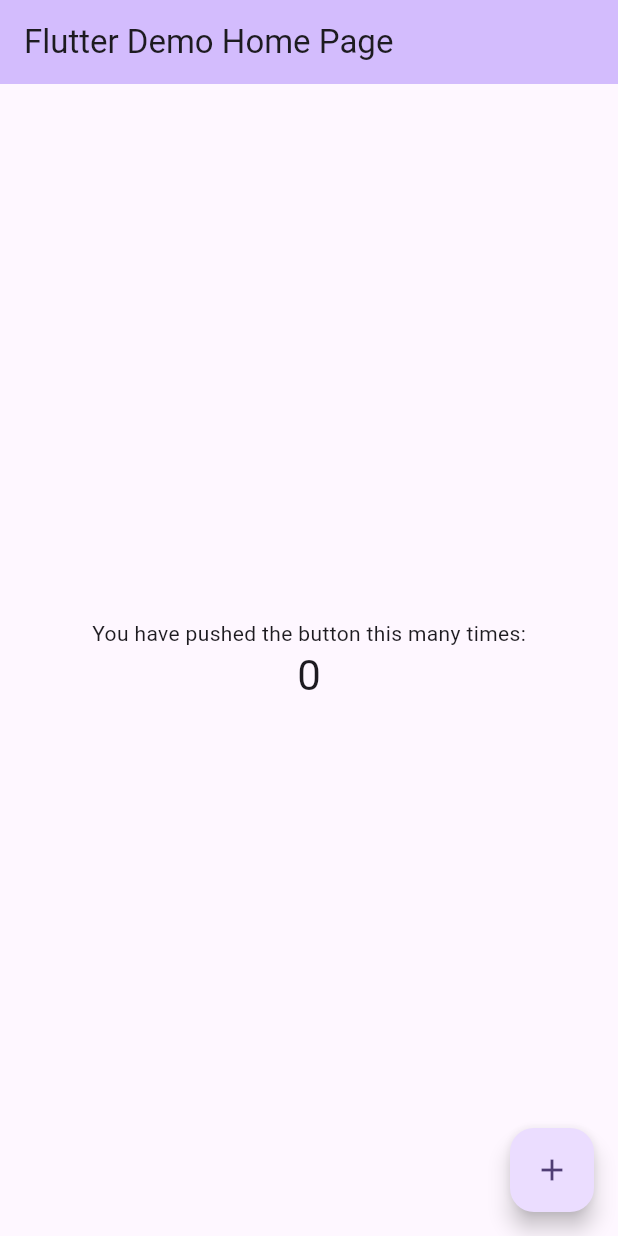
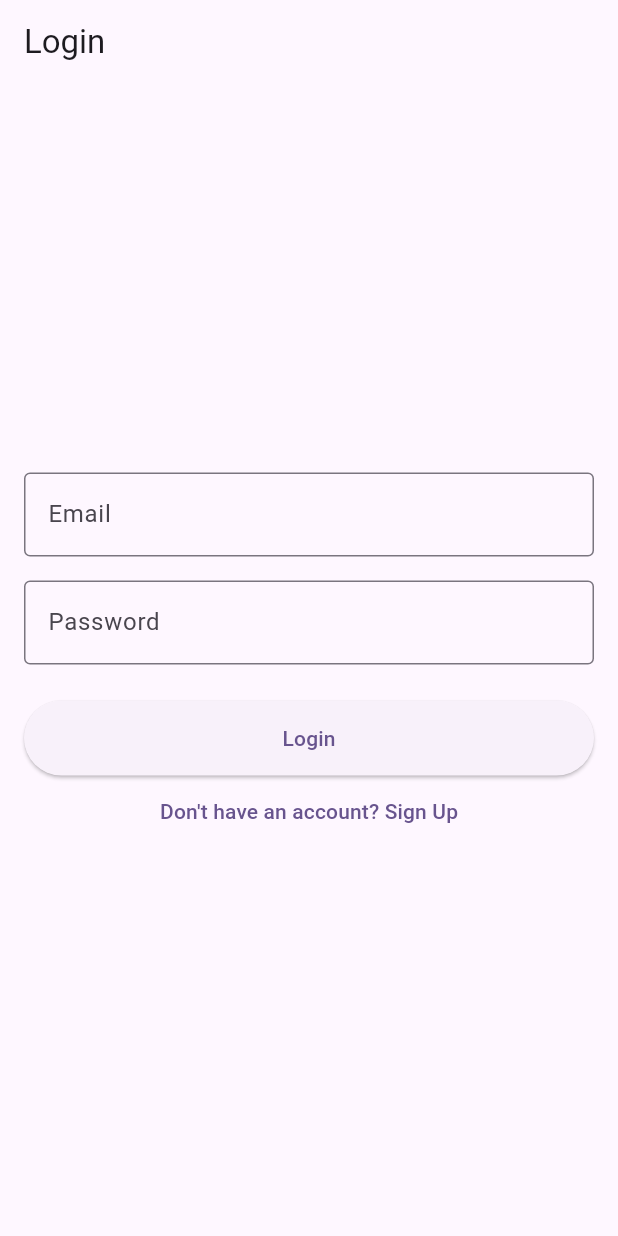
Before and after one commit to mightasides0x/firestore_prototype_v1, a Flutter app: the screen it shows after launch, on a phone screen of 412 x 824 dp. Run offline on Flutter 3.47's test engine with Material 3 defaults, Android fonts, the light colour scheme and no system bars; our stand-ins replace cloud_firestore, equatable, firebase_auth, firebase_core, flutter_bloc; accounts and stored records are empty.

Commit message:
Integrate Firebase services and enhance authentication flow. Added Firebase Core, Auth, and Firestore dependencies. Implemented logging and state management with Flutter Bloc. Updated project configuration for FlutterFire integration. Enhanced PRD with email verification features.

```diff
--- a/analysis_options.yaml
+++ b/analysis_options.yaml
@@ -7,6 +7,9 @@
 
 # The following line activates a set of recommended lints for Flutter apps,
 # packages, and plugins designed to encourage good coding practices.
+analyzer:
+  errors:
+    avoid_print: ignore
 include: package:flutter_lints/flutter.yaml
 
 linter:
--- /dev/null
+++ b/lib/features/auth/data/repositories/auth_repository_impl.dart
@@ -0,0 +1,101 @@
+import 'package:cloud_firestore/cloud_firestore.dart';
+import 'package:firebase_auth/firebase_auth.dart' as firebase_auth;
+import 'package:firestore_prototype_v1/features/auth/domain/repositories/auth_repository.dart';
+import 'package:logging/logging.dart'; // Import logging
+
+class AuthRepositoryImpl implements AuthRepository {
+  // Add logger
+  static final _log = Logger('AuthRepositoryImpl');
+
+  final firebase_auth.FirebaseAuth _firebaseAuth;
+  final FirebaseFirestore _firestore;
+
+  AuthRepositoryImpl({
+    firebase_auth.FirebaseAuth? firebaseAuth,
+    FirebaseFirestore? firestore,
+  })  : _firebaseAuth = firebaseAuth ?? firebase_auth.FirebaseAuth.instance,
+        _firestore = firestore ?? FirebaseFirestore.instance;
+
+  @override
+  Stream<firebase_auth.User?> get user {
+    return _firebaseAuth.authStateChanges();
+  }
+
+  @override
+  Future<void> signUp({
+    required String email,
+    required String password,
+  }) async {
+    try {
+      // 1. Create user in Firebase Auth
+      final userCredential = await _firebaseAuth.createUserWithEmailAndPassword(
+        email: email,
+        password: password,
+      );
+
+      // Ensure we have a user
+      final firebaseUser = userCredential.user;
+      if (firebaseUser == null) {
+        throw Exception('Sign up successful, but user data is null.');
+      }
+
+      // Send verification email
+      try {
+        await firebaseUser.sendEmailVerification();
+        _log.info('Verification email sent to ${firebaseUser.email}');
+      } catch (e, stackTrace) {
+        // Log if sending email fails, but don't block signup
+        _log.warning('Failed to send verification email', e, stackTrace);
+      }
+
+      // 2. Create corresponding user document in Firestore (Task 1.6)
+      await _firestore.collection('users').doc(firebaseUser.uid).set({
+        'uid': firebaseUser.uid,
+        'email': email,
+        'createdAt': FieldValue.serverTimestamp(), // Good practice to store creation time
+        'currentMatchId': null, // Initialize fields expected later
+        // Add any other initial user fields here
+      });
+    } on firebase_auth.FirebaseAuthException catch (e, stackTrace) {
+      // Replaced print with logger
+      _log.warning('FirebaseAuthException during signup: ${e.code}', e, stackTrace);
+      throw Exception('Sign up failed: ${e.message}');
+    } catch (e, stackTrace) {
+      // Replaced print with logger
+      _log.severe('Unexpected error during signup', e, stackTrace);
+      throw Exception('An unexpected error occurred during sign up.');
+    }
+  }
+
+  @override
+  Future<void> logInWithEmailAndPassword({
+    required String email,
+    required String password,
+  }) async {
+    try {
+      await _firebaseAuth.signInWithEmailAndPassword(
+        email: email,
+        password: password,
+      );
+    } on firebase_auth.FirebaseAuthException catch (e, stackTrace) {
+      _log.warning('FirebaseAuthException during login: ${e.code}', e, stackTrace);
+      throw Exception('Log in failed: ${e.message}');
+    } catch (e, stackTrace) {
+      _log.severe('Unexpected error during login', e, stackTrace);
+      throw Exception('An unexpected error occurred during log in.');
+    }
+  }
+
+  @override
+  Future<void> logOut() async {
+    try {
+      await _firebaseAuth.signOut();
+    } on firebase_auth.FirebaseAuthException catch (e, stackTrace) {
+      _log.warning('FirebaseAuthException during logout: ${e.code}', e, stackTrace);
+      throw Exception('Log out failed: ${e.message}');
+    } catch (e, stackTrace) {
+      _log.severe('Unexpected error during logout', e, stackTrace);
+      throw Exception('An unexpected error occurred during log out.');
+    }
+  }
+}
--- /dev/null
+++ b/lib/features/auth/domain/repositories/auth_repository.dart
@@ -0,0 +1,19 @@
+import 'package:firebase_auth/firebase_auth.dart' as firebase_auth; // Alias needed
+
+// Define the contract for authentication operations
+abstract class AuthRepository {
+  // Stream to listen for authentication state changes (logged in/out user)
+  Stream<firebase_auth.User?> get user;
+
+  // Sign up with email and password
+  Future<void> signUp({required String email, required String password});
+
+  // Log in with email and password
+  Future<void> logInWithEmailAndPassword({
+    required String email,
+    required String password,
+  });
+
+  // Log out the current user
+  Future<void> logOut();
+}
--- /dev/null
+++ b/lib/features/auth/presentation/cubit/auth_cubit.dart
@@ -0,0 +1,65 @@
+import 'dart:async';
+import 'package:flutter_bloc/flutter_bloc.dart';
+import 'package:equatable/equatable.dart'; // Import here
+import 'package:firebase_auth/firebase_auth.dart' as firebase_auth; // Import here
+import 'package:firestore_prototype_v1/features/auth/domain/repositories/auth_repository.dart';
+
+part 'auth_state.dart'; // Include the state file
+
+class AuthCubit extends Cubit<AuthState> {
+  final AuthRepository _authRepository;
+  late StreamSubscription<firebase_auth.User?> _userSubscription;
+
+  AuthCubit({required AuthRepository authRepository}) // Inject repository
+      : _authRepository = authRepository,
+        super(AuthInitial()) { // Start with Initial state
+    // Listen to user changes immediately
+    _userSubscription = _authRepository.user.listen(_onUserChanged);
+  }
+
+  // Callback for user stream changes
+  void _onUserChanged(firebase_auth.User? user) {
+    if (user != null) {
+      emit(Authenticated(user));
+    } else {
+      emit(Unauthenticated());
+    }
+  }
+
+  Future<void> signUp(String email, String password) async {
+    emit(AuthLoading());
+    try {
+      await _authRepository.signUp(email: email, password: password);
+      // State will automatically change to Authenticated via _onUserChanged listener
+    } catch (e) {
+      emit(AuthError(e.toString()));
+    }
+  }
+
+  Future<void> logIn(String email, String password) async {
+    emit(AuthLoading());
+    try {
+      await _authRepository.logInWithEmailAndPassword(email: email, password: password);
+      // State will automatically change to Authenticated via _onUserChanged listener
+    } catch (e) {
+      emit(AuthError(e.toString()));
+    }
+  }
+
+  Future<void> logOut() async {
+    // Don't necessarily need loading state for logout, but can add if desired
+    try {
+      await _authRepository.logOut();
+      // State will automatically change to Unauthenticated via _onUserChanged listener
+    } catch (e) {
+      emit(AuthError(e.toString())); // Emit error if logout fails
+    }
+  }
+
+  // Cancel subscription when Cubit is closed
+  @override
+  Future<void> close() {
+    _userSubscription.cancel();
+    return super.close();
+  }
+}
--- /dev/null
+++ b/lib/features/auth/presentation/cubit/auth_state.dart
@@ -0,0 +1,37 @@
+part of 'auth_cubit.dart';
+
+abstract class AuthState extends Equatable {
+  const AuthState();
+
+  @override
+  List<Object?> get props => [];
+}
+
+// Initial state before anything happens
+class AuthInitial extends AuthState {}
+
+// State while an async operation (login, signup) is in progress
+class AuthLoading extends AuthState {}
+
+// State when the user is successfully authenticated
+class Authenticated extends AuthState {
+  final firebase_auth.User user;
+
+  const Authenticated(this.user);
+
+  @override
+  List<Object?> get props => [user];
+}
+
+// State when the user is not authenticated
+class Unauthenticated extends AuthState {}
+
+// State when an error occurs during authentication
+class AuthError extends AuthState {
+  final String message;
+
+  const AuthError(this.message);
+
+  @override
+  List<Object?> get props => [message];
+}
--- /dev/null
+++ b/lib/features/auth/presentation/screens/login_screen.dart
@@ -0,0 +1,115 @@
+import 'package:flutter/material.dart';
+import 'package:flutter_bloc/flutter_bloc.dart'; // Import Bloc
+import 'package:firestore_prototype_v1/features/auth/presentation/cubit/auth_cubit.dart'; // Import Cubit
+
+class LoginScreen extends StatelessWidget {
+  const LoginScreen({super.key});
+
+  // Key for accessing the Form state
+  static final _formKey = GlobalKey<FormState>();
+
+  // Controllers to capture text input
+  static final _emailController = TextEditingController();
+  static final _passwordController = TextEditingController();
+
+  @override
+  Widget build(BuildContext context) {
+    return Scaffold(
+      appBar: AppBar(title: const Text('Login')),
+      body: BlocListener<AuthCubit, AuthState>(
+        // Listen for state changes to show errors or navigate
+        listener: (context, state) {
+          if (state is AuthError) {
+            ScaffoldMessenger.of(context).showSnackBar(
+              SnackBar(content: Text(state.message)),
+            );
+          } else if (state is Authenticated) {
+            // TODO: Navigate to Home Screen on successful login
+            print('Login Successful! User: ${state.user.email}');
+            // Navigator.pushReplacementNamed(context, '/home');
+          }
+        },
+        child: Padding(
+          padding: const EdgeInsets.all(16.0),
+          child: Form( // Wrap Column with Form
+            key: _formKey,
+            child: Column(
+              mainAxisAlignment: MainAxisAlignment.center,
+              children: [
+                TextFormField( // Use TextFormField
+                  controller: _emailController,
+                  decoration: const InputDecoration(
+                    labelText: 'Email',
+                    border: OutlineInputBorder(),
+                  ),
+                  keyboardType: TextInputType.emailAddress,
+                  autovalidateMode: AutovalidateMode.onUserInteraction,
+                  validator: (value) {
+                    if (value == null || value.isEmpty) {
+                      return 'Please enter your email';
+                    }
+                    // Basic email regex (consider a more robust one or a package)
+                    if (!RegExp(r'^[\w-\.]+@([\w-]+\.)+[\w-]{2,4}$').hasMatch(value)) {
+                      return 'Please enter a valid email address';
+                    }
+                    return null; // Return null if valid
+                  },
+                ),
+                const SizedBox(height: 16),
+                TextFormField( // Use TextFormField
+                  controller: _passwordController,
+                  decoration: const InputDecoration(
+                    labelText: 'Password',
+                    border: OutlineInputBorder(),
+                  ),
+                  obscureText: true,
+                  autovalidateMode: AutovalidateMode.onUserInteraction,
+                  validator: (value) {
+                    if (value == null || value.isEmpty) {
+                      return 'Please enter your password';
+                    }
+                    if (value.length < 6) {
+                      return 'Password must be at least 6 characters';
+                    }
+                    return null; // Return null if valid
+                  },
+                ),
+                const SizedBox(height: 24),
+                // Use BlocBuilder to show loading state on button
+                BlocBuilder<AuthCubit, AuthState>(
+                  builder: (context, state) {
+                    return ElevatedButton(
+                      onPressed: state is AuthLoading
+                          ? null // Disable button when loading
+                          : () {
+                              if (_formKey.currentState?.validate() ?? false) {
+                                final email = _emailController.text.trim(); // Trim whitespace
+                                final password = _passwordController.text.trim();
+                                // Call Cubit method
+                                context.read<AuthCubit>().logIn(email, password);
+                              }
+                            },
+                      style: ElevatedButton.styleFrom(
+                        minimumSize: const Size(double.infinity, 50),
+                      ),
+                      child: state is AuthLoading
+                          ? const CircularProgressIndicator(color: Colors.white)
+                          : const Text('Login'),
+                    );
+                  },
+                ),
+                TextButton(
+                  onPressed: () {
+                    // Navigate to Sign Up Screen using named route
+                    Navigator.pushNamed(context, '/signup');
+                  },
+                  child: const Text('Don\'t have an account? Sign Up'),
+                ),
+              ],
+            ),
+          ),
+        ),
+      ),
+    );
+  }
+}
--- a/lib/main.dart
+++ b/lib/main.dart
@@ -1,122 +1,80 @@
 import 'package:flutter/material.dart';
+import 'package:firebase_core/firebase_core.dart';
+import 'firebase_options.dart';
+import 'package:flutter_bloc/flutter_bloc.dart';
+import 'package:logging/logging.dart';
 
-void main() {
-  runApp(const MyApp());
+// Import Repository and Cubit
+import 'package:firestore_prototype_v1/features/auth/data/repositories/auth_repository_impl.dart';
+import 'package:firestore_prototype_v1/features/auth/domain/repositories/auth_repository.dart';
+import 'package:firestore_prototype_v1/features/auth/presentation/cubit/auth_cubit.dart';
+import 'package:firestore_prototype_v1/features/auth/presentation/screens/login_screen.dart';
+import 'package:firestore_prototype_v1/features/auth/presentation/screens/signup_screen.dart';
+import 'package:firestore_prototype_v1/features/home/presentation/screens/home_screen.dart';
+
+void main() async {
+  // Configure logging FIRST
+  Logger.root.level = Level.ALL; // Log all levels
+  Logger.root.onRecord.listen((record) {
+    // Simple console output
+    debugPrint('${record.level.name}: ${record.time}: ${record.loggerName}: ${record.message}');
+    if (record.error != null) {
+      debugPrint('Error: ${record.error}');
+    }
+    if (record.stackTrace != null) {
+      debugPrint('StackTrace: ${record.stackTrace}');
+    }
+  });
+
+  // Then initialize other bindings and services
+  WidgetsFlutterBinding.ensureInitialized();
+  await Firebase.initializeApp(
+    options: DefaultFirebaseOptions.currentPlatform,
+  );
+
+  // Instantiate the repository
+  final authRepository = AuthRepositoryImpl();
+
+  runApp(MyApp(authRepository: authRepository));
 }
 
 class MyApp extends StatelessWidget {
-  const MyApp({super.key});
+  final AuthRepository authRepository;
 
-  // This widget is the root of your application.
-  @override
-  Widget build(BuildContext context) {
-    return MaterialApp(
-      title: 'Flutter Demo',
-      theme: ThemeData(
-        // This is the theme of your application.
-        //
-        // TRY THIS: Try running your application with "flutter run". You'll see
-        // the application has a purple toolbar. Then, without quitting the app,
-        // try changing the seedColor in the colorScheme below to Colors.green
-        // and then invoke "hot reload" (save your changes or press the "hot
-        // reload" button in a Flutter-supported IDE, or press "r" if you used
-        // the command line to start the app).
-        //
-        // Notice that the counter didn't reset back to zero; the application
-        // state is not lost during the reload. To reset the state, use hot
-        // restart instead.
-        //
-        // This works for code too, not just values: Most code changes can be
-        // tested with just a hot reload.
-        colorScheme: ColorScheme.fromSeed(seedColor: Colors.deepPurple),
-      ),
-      home: const MyHomePage(title: 'Flutter Demo Home Page'),
-    );
-  }
-}
-
-class MyHomePage extends StatefulWidget {
-  const MyHomePage({super.key, required this.title});
-
-  // This widget is the home page of your application. It is stateful, meaning
-  // that it has a State object (defined below) that contains fields that affect
-  // how it looks.
-
-  // This class is the configuration for the state. It holds the values (in this
-  // case the title) provided by the parent (in this case the App widget) and
-  // used by the build method of the State. Fields in a Widget subclass are
-  // always marked "final".
-
-  final String title;
-
-  @override
-  State<MyHomePage> createState() => _MyHomePageState();
-}
-
-class _MyHomePageState extends State<MyHomePage> {
-  int _counter = 0;
-
-  void _incrementCounter() {
-    setState(() {
-      // This call to setState tells the Flutter framework that something has
-      // changed in this State, which causes it to rerun the build method below
-      // so that the display can reflect the updated values. If we changed
-      // _counter without calling setState(), then the build method would not be
-      // called again, and so nothing would appear to happen.
-      _counter++;
-    });
-  }
+  const MyApp({super.key, required this.authRepository});
 
   @override
   Widget build(BuildContext context) {
-    // This method is rerun every time setState is called, for instance as done
-    // by the _incrementCounter method above.
-    //
-    // The Flutter framework has been optimized to make rerunning build methods
-    // fast, so that you can just rebuild anything that needs updating rather
-    // than having to individually change instances of widgets.
-    return Scaffold(
-      appBar: AppBar(
-        // TRY THIS: Try changing the color here to a specific color (to
-        // Colors.amber, perhaps?) and trigger a hot reload to see the AppBar
-        // change color while the other colors stay the same.
-        backgroundColor: Theme.of(context).colorScheme.inversePrimary,
-        // Here we take the value from the MyHomePage object that was created by
-        // the App.build method, and use it to set our appbar title.
-        title: Text(widget.title),
-      ),
-      body: Center(
-        // Center is a layout widget. It takes a single child and positions it
-        // in the middle of the parent.
-        child: Column(
-          // Column is also a layout widget. It takes a list of children and
-          // arranges them vertically. By default, it sizes itself to fit its
-          // children horizontally, and tries to be as tall as its parent.
-          //
-          // Column has various properties to control how it sizes itself and
-          // how it positions its children. Here we use mainAxisAlignment to
-          // center the children vertically; the main axis here is the vertical
-          // axis because Columns are vertical (the cross axis would be
-          // horizontal).
-          //
-          // TRY THIS: Invoke "debug painting" (choose the "Toggle Debug Paint"
-          // action in the IDE, or press "p" in the console), to see the
-          // wireframe for each widget.
-          mainAxisAlignment: MainAxisAlignment.center,
-          children: <Widget>[
-            const Text('You have pushed the button this many times:'),
-            Text(
-              '$_counter',
-              style: Theme.of(context).textTheme.headlineMedium,
-            ),
-          ],
+    return RepositoryProvider.value(
+      value: authRepository,
+      child: BlocProvider(
+        create: (_) => AuthCubit(authRepository: authRepository),
+        child: BlocBuilder<AuthCubit, AuthState>(
+          builder: (context, state) {
+            return MaterialApp(
+              title: 'Flutter Demo',
+              debugShowCheckedModeBanner: false,
+              theme: ThemeData(
+                colorScheme: ColorScheme.fromSeed(seedColor: Colors.deepPurple),
+              ),
+              home: _buildHome(state),
+              routes: {
+                '/login': (context) => const LoginScreen(),
+                '/signup': (context) => const SignUpScreen(),
+                '/home': (context) => const HomeScreen(),
+              },
+            );
+          },
         ),
       ),
-      floatingActionButton: FloatingActionButton(
-        onPressed: _incrementCounter,
-        tooltip: 'Increment',
-        child: const Icon(Icons.add),
-      ), // This trailing comma makes auto-formatting nicer for build methods.
     );
   }
+
+  Widget _buildHome(AuthState state) {
+    if (state is Authenticated) {
+      return const HomeScreen();
+    } else {
+      return const LoginScreen();
+    }
+  }
 }
--- a/pubspec.yaml
+++ b/pubspec.yaml
@@ -34,6 +34,12 @@ dependencies:
   # The following adds the Cupertino Icons font to your application.
   # Use with the CupertinoIcons class for iOS style icons.
   cupertino_icons: ^1.0.8
+  firebase_core: ^3.13.0
+  firebase_auth: ^5.5.2
+  cloud_firestore: ^5.6.6
+  flutter_bloc: ^9.1.0
+  equatable: ^2.0.7
+  logging: ^1.3.0
 
 dev_dependencies:
   flutter_test:
```
Also changed, not shown: lib/features/auth/presentation/screens/signup_screen.dart (added, +120 -0 lines), lib/features/home/presentation/screens/home_screen.dart (added, +94 -0 lines), firebase.json (added), lib/firebase_options.dart (added), pubspec.lock, 17 other files.
